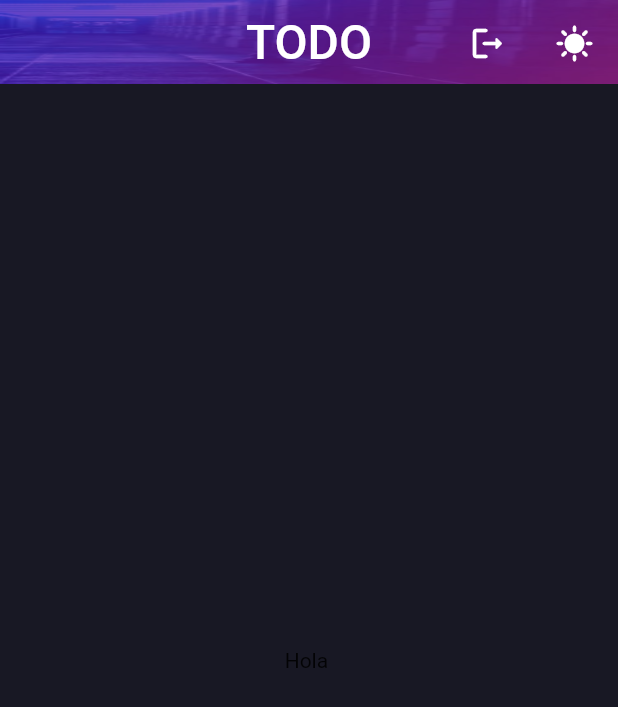
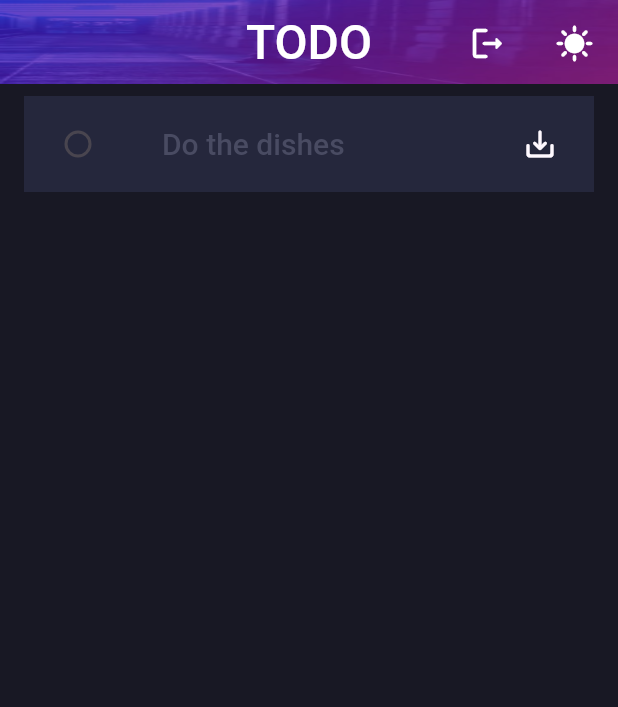
Before and after one commit to Rodrigogzmn6/todo_app, a Flutter app: the HomeRoute widget shown alone on an empty page, opened directly, on a phone screen of 412 x 824 dp. Shown: the top 707 px of the screen. Run offline on Flutter 3.47's test engine with Material 2 defaults, Android fonts, the phone set to English and light mode, and no system bars; our stand-ins replace cloud_firestore, firebase_auth, firebase_core, google_fonts, modal_progress_hud_nsn; accounts and stored records are empty.

Commit message:
Add task working

```diff
--- a/lib/constants.dart
+++ b/lib/constants.dart
@@ -1,5 +1,4 @@
 import 'package:flutter/material.dart';
-import 'package:todo_app/models/task.dart';
 
 class Constants {
   // * Colors
@@ -25,6 +24,7 @@ class Constants {
   static const lastnamePlaceholder = 'Enter your last name';
   static const emailPlaceholder = 'example@test.com';
   static const passwordPlaceholder = 'Enter your password';
+  static const newTaskPlaceholder = 'Do the dishes';
 
   // * Error messages
   static const errorMessage = "Ups! Something went wrong.";
@@ -50,6 +50,13 @@ class Constants {
       borderRadius: BorderRadius.all(Radius.circular(32.0)),
     ),
   );
+  static const newTaskFieldDecoration = InputDecoration(
+    hintText: 'Enter a value',
+    hintStyle: TextStyle(color: dkCheckedTextColor),
+    contentPadding: EdgeInsets.symmetric(vertical: 10.0, horizontal: 20.0),
+    enabledBorder: InputBorder.none,
+    focusedBorder: InputBorder.none,
+  );
 
   // * Dummy task
   static List<Map<String, dynamic>> dummyTasks = [
--- a/lib/main.dart
+++ b/lib/main.dart
@@ -1,7 +1,6 @@
 import 'package:firebase_auth/firebase_auth.dart';
 import 'package:flutter/material.dart';
 import 'package:firebase_core/firebase_core.dart';
-import 'package:todo_app/components/error_dialog.dart';
 import 'package:todo_app/routes/home_route.dart';
 import 'firebase_options.dart';
 import 'package:google_fonts/google_fonts.dart';
--- a/lib/routes/home_route.dart
+++ b/lib/routes/home_route.dart
@@ -2,6 +2,7 @@ import 'package:firebase_auth/firebase_auth.dart';
 import 'package:flutter/material.dart';
 import 'package:todo_app/components/error_dialog.dart';
 import 'package:todo_app/widgets/main_frame.dart';
+import 'package:todo_app/widgets/new_task.dart';
 
 class HomeRoute extends StatefulWidget {
   const HomeRoute({Key? key}) : super(key: key);
@@ -46,7 +47,10 @@ class _HomeRouteState extends State<HomeRoute> {
   Widget build(BuildContext context) {
     return MainFrame(
       logoutIcon: true,
-      childWidget: Center(child: Text("Hola ${loggedInUser.email}")),
+      childWidget: const Padding(
+        padding: EdgeInsets.symmetric(vertical: 8.0, horizontal: 16.0),
+        child: NewTask(),
+      ),
     );
   }
 }
--- a/lib/routes/welcome_route.dart
+++ b/lib/routes/welcome_route.dart
@@ -12,7 +12,8 @@ class WelcomeRoute extends StatelessWidget {
     navigateToRoute(route) => Navigator.pushNamed(context, '$route');
 
     return MainFrame(
-      childWidget: FormLayout(
+      childWidget: Center(
+        child: FormLayout(
           formFields: [
             RoundedButton(
               title: 'Login',
@@ -28,6 +29,7 @@ class WelcomeRoute extends StatelessWidget {
             ),
           ],
         ),
+      ),
     );
   }
 }
--- a/lib/widgets/main_frame.dart
+++ b/lib/widgets/main_frame.dart
@@ -64,10 +64,7 @@ class MainFrame extends StatelessWidget {
         ],
       ),
       backgroundColor: Constants.dkBackgroundColor,
-      body: Center(
-        child: childWidget,
-      ),
-      //resizeToAvoidBottomInset: false,
+      body: childWidget,
     );
   }
 }
--- /dev/null
+++ b/lib/widgets/new_task.dart
@@ -0,0 +1,80 @@
+import 'package:cloud_firestore/cloud_firestore.dart';
+import 'package:firebase_auth/firebase_auth.dart';
+import 'package:flutter/material.dart';
+import 'package:todo_app/constants.dart';
+
+class NewTask extends StatefulWidget {
+  const NewTask({Key? key}) : super(key: key);
+
+  @override
+  _NewTaskState createState() => _NewTaskState();
+}
+
+class _NewTaskState extends State<NewTask> {
+  final _auth = FirebaseAuth.instance;
+  final _firestore = FirebaseFirestore.instance;
+  bool isChecked = false;
+  String task = "";
+  TextEditingController _controller = TextEditingController();
+  FocusNode _focusNode = FocusNode();
+
+  void handleSaveTask() async {
+    try {
+      var snapshot = await _firestore
+          .collection("users")
+          .where("email", isEqualTo: _auth.currentUser?.email)
+          .get();
+      if (snapshot.docs.isNotEmpty) {
+        print(snapshot.docs[0].data());
+        var docId = snapshot.docs[0].id;
+        List newTasks = snapshot.docs[0].data()["tasks"];
+        newTasks.add({"text": task, "isChecked": isChecked});
+
+        print(docId + newTasks.toString());
+
+        await _firestore
+            .collection("users")
+            .doc(docId)
+            .update({"tasks": newTasks});
+
+        setState(() {
+          _controller.clear();
+          _focusNode.unfocus();
+          isChecked = false;
+        });
+      } else {
+        print("no docs");
+      }
+    } on Exception catch (e) {
+      print(e);
+    }
+  }
+
+  @override
+  Widget build(BuildContext context) {
+    return CheckboxListTile(
+      tileColor: Constants.dkItemBackgroundColor,
+      value: isChecked,
+      onChanged: (value) => setState(() {
+        isChecked = value!;
+      }),
+      title: TextField(
+        controller: _controller,
+        focusNode: _focusNode,
+        onChanged: (value) => task = value,
+        style: const TextStyle(color: Constants.dkTextColor, fontSize: 20.0),
+        decoration: Constants.newTaskFieldDecoration
+            .copyWith(hintText: Constants.newTaskPlaceholder),
+      ),
+      secondary: GestureDetector(
+        onTap: handleSaveTask,
+        child: const Icon(
+          Icons.save_alt_rounded,
+          color: Constants.dkTextColor,
+        ),
+      ),
+      controlAffinity: ListTileControlAffinity.leading,
+      checkboxShape: const CircleBorder(),
+    );
+  }
+}
```
Also changed, not shown: lib/routes/login_route.dart (+7 -5 lines), lib/routes/register_route.dart (+11 -9 lines). Lines whose indentation alone changed are shown as unchanged.
